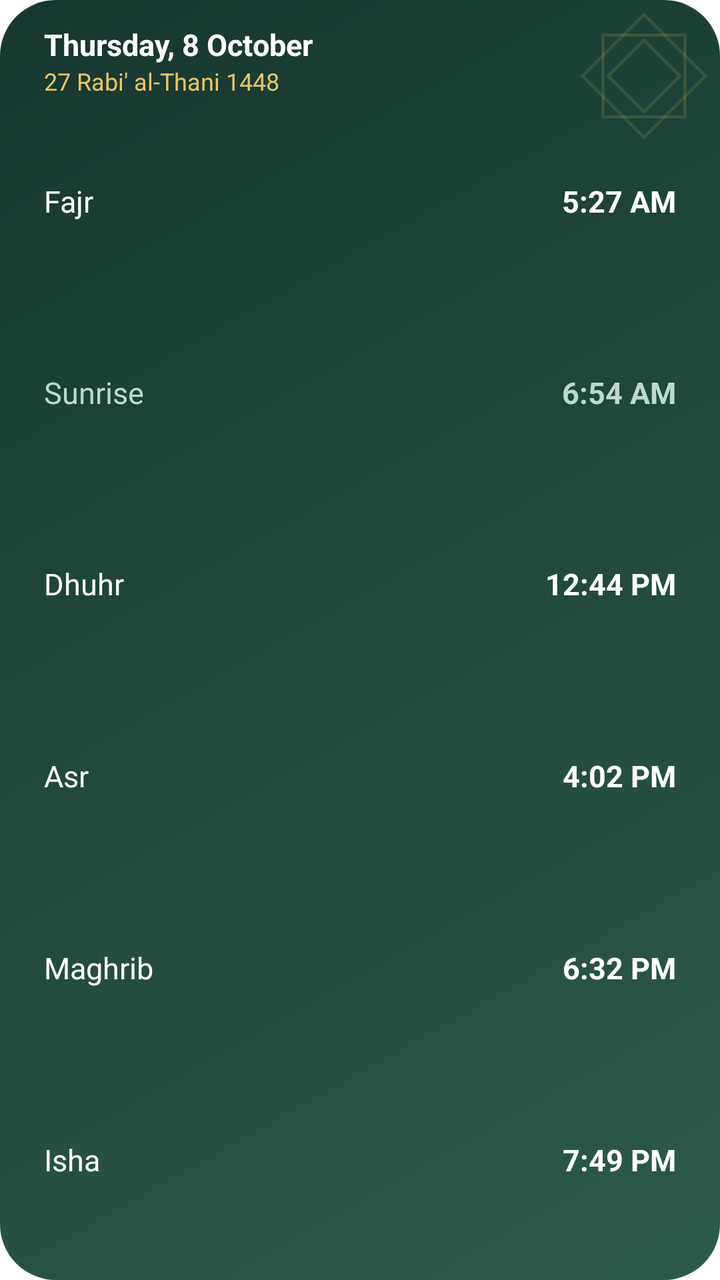
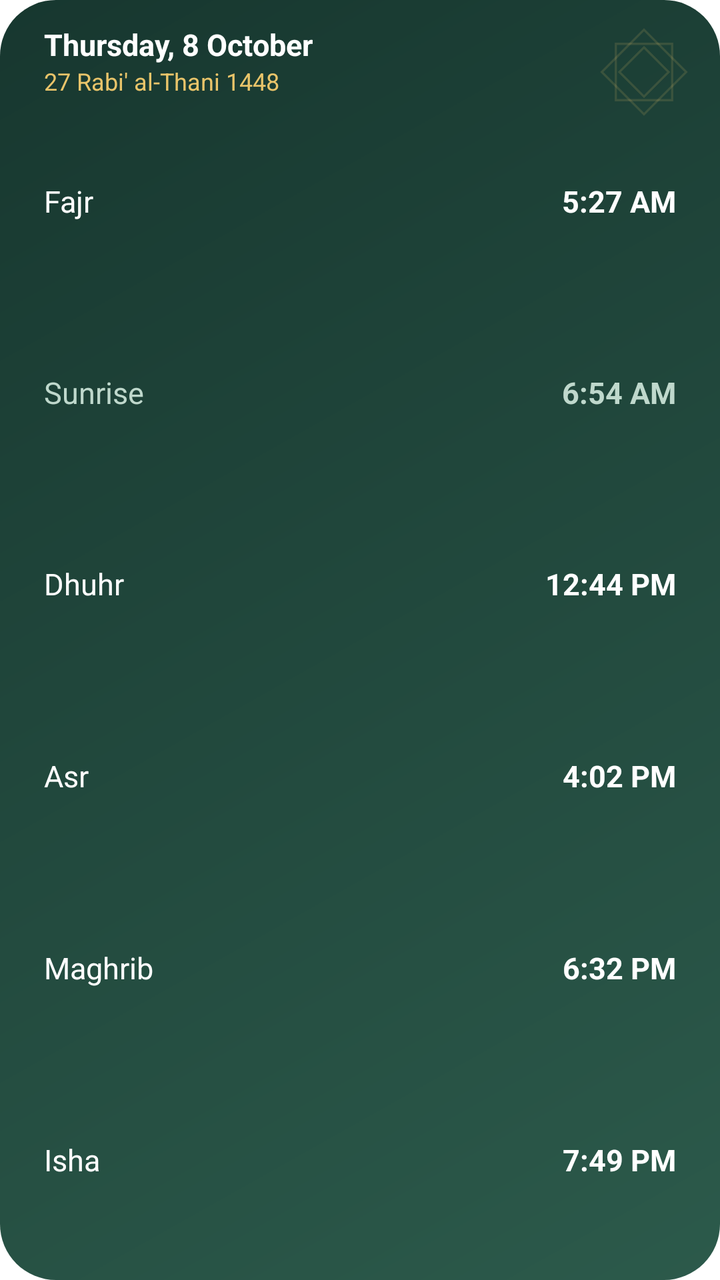

Before-and-after screenshots of an Android layout around one commit, followed by the original layout XML and the change that was made.
<!-- AndroidManifest.xml: fallback theme Theme.MaterialComponents.DayNight.NoActionBar -->
<!-- res/layout/prayer_schedule_widget.xml -->
<?xml version="1.0" encoding="utf-8"?>
<FrameLayout xmlns:android="http://schemas.android.com/apk/res/android"
    android:id="@+id/schedule_root"
    android:layout_width="match_parent"
    android:layout_height="match_parent"
    android:background="@drawable/widget_bg">

    <ImageView
        android:layout_width="64dp"
        android:layout_height="64dp"
        android:layout_gravity="end|top"
        android:layout_margin="6dp"
        android:importantForAccessibility="no"
        android:src="@drawable/widget_star" />

    <LinearLayout
        android:layout_width="match_parent"
        android:layout_height="match_parent"
        android:orientation="vertical"
        android:padding="12dp">

        <LinearLayout
            android:layout_width="match_parent"
            android:layout_height="wrap_content"
            android:orientation="vertical"
            android:paddingStart="10dp"
            android:paddingEnd="10dp"
            android:paddingBottom="4dp">

            <TextView
                android:id="@+id/schedule_date"
                android:layout_width="match_parent"
                android:layout_height="wrap_content"
                android:singleLine="true"
                android:text="@string/widget_preview_date"
                android:textAlignment="viewStart"
                android:textColor="@color/widget_text"
                android:textSize="15sp"
                android:textStyle="bold" />

            <TextView
                android:id="@+id/schedule_hijri"
                android:layout_width="match_parent"
                android:layout_height="wrap_content"
                android:singleLine="true"
                android:text="@string/widget_preview_hijri"
                android:textAlignment="viewStart"
                android:textColor="@color/widget_accent"
                android:textSize="12sp" />
        </LinearLayout>

        <LinearLayout
            android:id="@+id/schedule_row_0"
            android:layout_width="match_parent"
            android:layout_height="0dp"
            android:layout_weight="1"
            android:gravity="center_vertical"
            android:orientation="horizontal"
            android:paddingStart="10dp"
            android:paddingEnd="10dp">

            <TextView
                android:id="@+id/schedule_name_0"
                android:layout_width="0dp"
                android:layout_height="wrap_content"
                android:layout_weight="1"
                android:singleLine="true"
                android:text="@string/widget_preview_fajr"
                android:textAlignment="viewStart"
                android:textColor="@color/widget_text"
                android:textSize="15sp" />

            <TextView
                android:id="@+id/schedule_time_0"
                android:layout_width="wrap_content"
                android:layout_height="wrap_content"
                android:singleLine="true"
                android:text="@string/widget_preview_fajr_time"
                android:textAlignment="viewEnd"
                android:textColor="@color/widget_text"
                android:textSize="15sp"
                android:textStyle="bold" />
        </LinearLayout>

        <LinearLayout
            android:id="@+id/schedule_row_1"
            android:layout_width="match_parent"
            android:layout_height="0dp"
            android:layout_weight="1"
            android:gravity="center_vertical"
            android:orientation="horizontal"
            android:paddingStart="10dp"
            android:paddingEnd="10dp">

            <TextView
                android:id="@+id/schedule_name_1"
                android:layout_width="0dp"
                android:layout_height="wrap_content"
                android:layout_weight="1"
                android:singleLine="true"
                android:text="@string/widget_preview_sunrise"
                android:textAlignment="viewStart"
                android:textColor="@color/widget_text_muted"
                android:textSize="15sp" />

            <TextView
                android:id="@+id/schedule_time_1"
                android:layout_width="wrap_content"
                android:layout_height="wrap_content"
                android:singleLine="true"
                android:text="@string/widget_preview_sunrise_time"
                android:textAlignment="viewEnd"
                android:textColor="@color/widget_text_muted"
                android:textSize="15sp"
                android:textStyle="bold" />
        </LinearLayout>

        <LinearLayout
            android:id="@+id/schedule_row_2"
            android:layout_width="match_parent"
            android:layout_height="0dp"
            android:layout_weight="1"
            android:gravity="center_vertical"
            android:orientation="horizontal"
            android:paddingStart="10dp"
            android:paddingEnd="10dp">

            <TextView
                android:id="@+id/schedule_name_2"
                android:layout_width="0dp"
                android:layout_height="wrap_content"
                android:layout_weight="1"
                android:singleLine="true"
                android:text="@string/widget_preview_dhuhr"
                android:textAlignment="viewStart"
                android:textColor="@color/widget_text"
                android:textSize="15sp" />

            <TextView
                android:id="@+id/schedule_time_2"
                android:layout_width="wrap_content"
                android:layout_height="wrap_content"
                android:singleLine="true"
                android:text="@string/widget_preview_dhuhr_time"
                android:textAlignment="viewEnd"
                android:textColor="@color/widget_text"
                android:textSize="15sp"
                android:textStyle="bold" />
        </LinearLayout>

        <LinearLayout
            android:id="@+id/schedule_row_3"
            android:layout_width="match_parent"
            android:layout_height="0dp"
            android:layout_weight="1"
            android:gravity="center_vertical"
            android:orientation="horizontal"
            android:paddingStart="10dp"
            android:paddingEnd="10dp">

            <TextView
                android:id="@+id/schedule_name_3"
                android:layout_width="0dp"
                android:layout_height="wrap_content"
                android:layout_weight="1"
                android:singleLine="true"
                android:text="@string/widget_preview_asr"
                android:textAlignment="viewStart"
                android:textColor="@color/widget_text"
                android:textSize="15sp" />

            <TextView
                android:id="@+id/schedule_time_3"
                android:layout_width="wrap_content"
                android:layout_height="wrap_content"
                android:singleLine="true"
                android:text="@string/widget_preview_asr_time"
                android:textAlignment="viewEnd"
                android:textColor="@color/widget_text"
                android:textSize="15sp"
                android:textStyle="bold" />
        </LinearLayout>

        <LinearLayout
            android:id="@+id/schedule_row_4"
            android:layout_width="match_parent"
            android:layout_height="0dp"
            android:layout_weight="1"
            android:gravity="center_vertical"
            android:orientation="horizontal"
            android:paddingStart="10dp"
            android:paddingEnd="10dp">

            <TextView
                android:id="@+id/schedule_name_4"
                android:layout_width="0dp"
                android:layout_height="wrap_content"
                android:layout_weight="1"
                android:singleLine="true"
                android:text="@string/widget_preview_maghrib"
                android:textAlignment="viewStart"
                android:textColor="@color/widget_text"
                android:textSize="15sp" />

            <TextView
                android:id="@+id/schedule_time_4"
                android:layout_width="wrap_content"
                android:layout_height="wrap_content"
                android:singleLine="true"
                android:text="@string/widget_preview_maghrib_time"
                android:textAlignment="viewEnd"
                android:textColor="@color/widget_text"
                android:textSize="15sp"
                android:textStyle="bold" />
        </LinearLayout>

        <LinearLayout
            android:id="@+id/schedule_row_5"
            android:layout_width="match_parent"
            android:layout_height="0dp"
            android:layout_weight="1"
            android:gravity="center_vertical"
            android:orientation="horizontal"
            android:paddingStart="10dp"
            android:paddingEnd="10dp">

            <TextView
                android:id="@+id/schedule_name_5"
                android:layout_width="0dp"
                android:layout_height="wrap_content"
                android:layout_weight="1"
                android:singleLine="true"
                android:text="@string/widget_preview_isha"
                android:textAlignment="viewStart"
                android:textColor="@color/widget_text"
                android:textSize="15sp" />

            <TextView
                android:id="@+id/schedule_time_5"
                android:layout_width="wrap_content"
                android:layout_height="wrap_content"
                android:singleLine="true"
                android:text="@string/widget_preview_isha_time"
                android:textAlignment="viewEnd"
                android:textColor="@color/widget_text"
                android:textSize="15sp"
                android:textStyle="bold" />
        </LinearLayout>
    </LinearLayout>
</FrameLayout>
<!-- resources referenced by this layout -->
<resources>
  <color name="widget_accent">#E9C46A</color>
  <color name="widget_text">#FFFFFF</color>
  <color name="widget_text_muted">#BFD8CC</color>
  <!-- drawable widget_bg (drawable) -->
  <?xml version="1.0" encoding="utf-8"?>
  <shape xmlns:android="http://schemas.android.com/apk/res/android" android:shape="rectangle">
      <gradient
          android:angle="315"
          android:endColor="@color/widget_bg_end"
          android:startColor="@color/widget_bg_start" />
      <corners android:radius="24dp" />
  </shape>
  <!-- drawable widget_star (drawable) -->
  <?xml version="1.0" encoding="utf-8"?>
  <vector xmlns:android="http://schemas.android.com/apk/res/android"
      android:width="96dp"
      android:height="96dp"
      android:viewportWidth="100"
      android:viewportHeight="100">
      <path
          android:pathData="M18,18 H82 V82 H18 Z"
          android:strokeColor="@color/widget_star"
          android:strokeWidth="2.5" />
      <path
          android:pathData="M50,2 L98,50 L50,98 L2,50 Z"
          android:strokeColor="@color/widget_star"
          android:strokeWidth="2.5" />
      <path
          android:pathData="M50,22 L78,50 L50,78 L22,50 Z"
          android:strokeColor="@color/widget_star"
          android:strokeWidth="2.5" />
  </vector>
  <string name="widget_preview_asr">Asr</string>
  <string name="widget_preview_asr_time">4:02 PM</string>
  <string name="widget_preview_date">Thursday, 8 October</string>
  <string name="widget_preview_dhuhr">Dhuhr</string>
  <string name="widget_preview_dhuhr_time">12:44 PM</string>
  <string name="widget_preview_fajr">Fajr</string>
  <string name="widget_preview_fajr_time">5:27 AM</string>
  <string name="widget_preview_hijri">27 Rabi\' al-Thani 1448</string>
  <string name="widget_preview_isha">Isha</string>
  <string name="widget_preview_isha_time">7:49 PM</string>
  <string name="widget_preview_maghrib">Maghrib</string>
  <string name="widget_preview_maghrib_time">6:32 PM</string>
  <string name="widget_preview_sunrise">Sunrise</string>
  <string name="widget_preview_sunrise_time">6:54 AM</string>
  <color name="widget_bg_end">#2C5A4B</color>
  <color name="widget_bg_start">#17372F</color>
  <color name="widget_star">#26E9C46A</color>
</resources>

<!-- the commit's change to res/layout/prayer_schedule_widget.xml (unified diff, before → after) -->
@@ -6,10 +6,11 @@
     android:background="@drawable/widget_bg">
 
     <ImageView
-        android:layout_width="64dp"
-        android:layout_height="64dp"
+        android:layout_width="44dp"
+        android:layout_height="44dp"
         android:layout_gravity="end|top"
-        android:layout_margin="6dp"
+        android:layout_marginTop="14dp"
+        android:layout_marginEnd="16dp"
         android:importantForAccessibility="no"
         android:src="@drawable/widget_star" />
 
